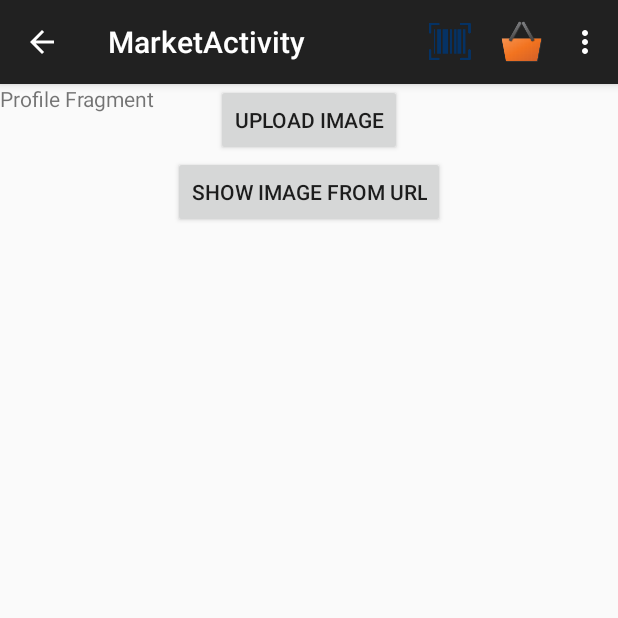
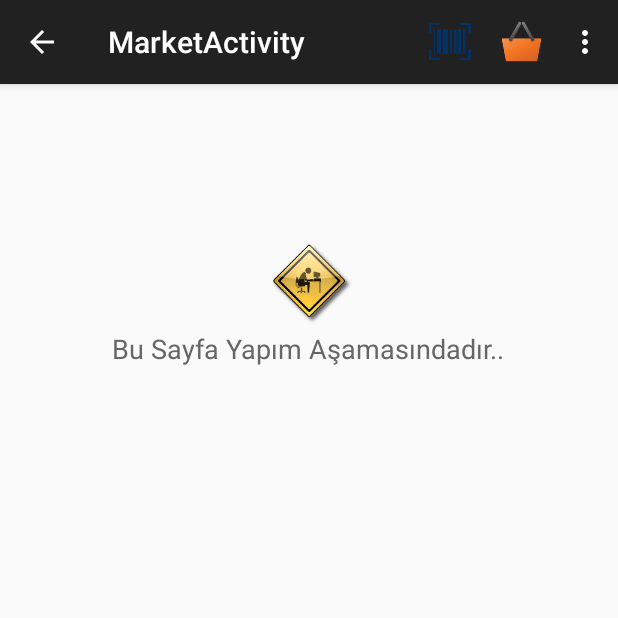
Before and after one commit to QRMarket/Android_v2, an Android app: the fragment ProfileFragment placed in its activity, on a phone screen of 412 x 824 dp, the top half of it. Run offline under Robolectric (Android 15) with nearby library versions, the phone set to English and light mode, and no system bars; libraries missing offline, so code that uses them is left out: com.beardedhen.androidbootstrap; 8 statements that could not run were skipped.

Commit message:
"underconstraction_layout" is created and  is setted to "Campaigns" Fragment and "ObviousOrders" Fragment.

```diff
--- a/app/src/main/java/com/qr_market/Guppy.java
+++ b/app/src/main/java/com/qr_market/Guppy.java
@@ -8,7 +8,7 @@ package com.qr_market;
 public class Guppy {
 
     public static String url_scheme             = "http://";
-    public static String url_server             = url_scheme + "10.42.0.1";
+    public static String url_server             = url_scheme + "192.168.2.220";
     public static String url_serverPort         = url_server + ":8080";
     public static String url                    = url_serverPort + "/WEB";
     public static String url_Servlet_Auth       = url + "/Auth";
--- a/app/src/main/java/com/qr_market/fragment/ui/ProfileFragment.java
+++ b/app/src/main/java/com/qr_market/fragment/ui/ProfileFragment.java
@@ -3,8 +3,6 @@ package com.qr_market.fragment.ui;
 import android.app.Activity;
 import android.content.Intent;
 import android.database.Cursor;
-import android.graphics.Bitmap;
-import android.graphics.BitmapFactory;
 import android.net.Uri;
 import android.os.Bundle;
 import android.provider.MediaStore;
@@ -13,32 +11,11 @@ import android.util.Log;
 import android.view.LayoutInflater;
 import android.view.View;
 import android.view.ViewGroup;
-import android.widget.Button;
-import android.widget.ImageView;
-import android.widget.Toast;
 
 import com.qr_market.Guppy;
 import com.qr_market.R;
-import com.qr_market.activity.MarketActivity;
-import com.qr_market.async.ImageHandler;
 import com.qr_market.http.HttpHandler;
 
-import org.apache.http.HttpHost;
-import org.apache.http.HttpResponse;
-import org.apache.http.client.methods.CloseableHttpResponse;
-import org.apache.http.client.methods.HttpPost;
-import org.apache.http.conn.ConnectionRequest;
-import org.apache.http.conn.HttpClientConnectionManager;
-import org.apache.http.conn.routing.HttpRoute;
-import org.apache.http.impl.client.CloseableHttpClient;
-import org.apache.http.impl.client.HttpClients;
-import org.apache.http.impl.conn.BasicHttpClientConnectionManager;
-import org.apache.http.impl.conn.PoolingHttpClientConnectionManager;
-
-import java.io.ByteArrayOutputStream;
-import java.io.IOException;
-import java.net.MalformedURLException;
-import java.net.URL;
 import java.util.HashMap;
 import java.util.Map;
 
@@ -106,9 +83,9 @@ public class ProfileFragment extends Fragment {
     @Override
     public View onCreateView(LayoutInflater inflater, ViewGroup container,
                              Bundle savedInstanceState) {
-        View view = inflater.inflate(R.layout.fragment_profile, container, false);
+        View view = inflater.inflate(R.layout.underconstruction_layout, container, false);
 
-        Button uploader = (Button)view.findViewById(R.id.uploader);
+        /*Button uploader = (Button)view.findViewById(R.id.uploader);
         uploader.setOnClickListener(new View.OnClickListener() {
             @Override
             public void onClick(View v) {
@@ -131,7 +108,7 @@ public class ProfileFragment extends Fragment {
                 }
 
             }
-        });
+        });*/
 
         return view;
     }
--- a/app/src/main/java/com/qr_market/fragment/ui/ViewPagerFragmentList.java
+++ b/app/src/main/java/com/qr_market/fragment/ui/ViewPagerFragmentList.java
@@ -7,7 +7,6 @@ import android.net.Uri;
 import android.os.Bundle;
 import android.support.v4.app.Fragment;
 import android.support.v4.view.ViewPager;
-import android.util.Log;
 import android.view.LayoutInflater;
 import android.view.View;
 import android.view.ViewGroup;
@@ -91,7 +90,7 @@ public class ViewPagerFragmentList extends Fragment {
 
         fragmentTabs.add(new FragmentPagerList(BarcodeFragment.newInstance("","") , "Ana Sayfa", getResources().getColor(FragmentUtils.colors[0]),  Color.BLUE));
         fragmentTabs.add(new FragmentPagerList(BasketFragment.newInstance("","") , "Sepet", getResources().getColor(FragmentUtils.colors[3]),  Color.BLUE));
-        fragmentTabs.add(new FragmentPagerList(CartFragment.newInstance("","") , "Kampanyalar", getResources().getColor(FragmentUtils.colors[5]),  Color.BLUE));
+        fragmentTabs.add(new FragmentPagerList(ProfileFragment.newInstance("","") , "Kampanyalar", getResources().getColor(FragmentUtils.colors[5]),  Color.BLUE));
         fragmentTabs.add(new FragmentPagerList(ProfileFragment.newInstance("","") , "Önceki Siparişler", getResources().getColor(FragmentUtils.colors[8]),  Color.BLUE));
 /*
         fragmentTabs.add(new FragmentPagerList(0, "Ana Sayfa", getResources().getColor(FragmentUtils.colors[0]),  Color.YELLOW));
--- /dev/null
+++ b/app/src/main/res/layout/underconstruction_layout.xml
@@ -0,0 +1,24 @@
+<?xml version="1.0" encoding="utf-8"?>
+<LinearLayout xmlns:android="http://schemas.android.com/apk/res/android"
+    android:orientation="vertical" android:layout_width="match_parent"
+    android:layout_height="match_parent">
+    <LinearLayout
+        android:layout_width="fill_parent"
+        android:layout_height="fill_parent"
+        android:orientation="vertical"
+        android:layout_marginTop="100dp"
+        android:gravity="center_horizontal">
+        <ImageView
+            android:layout_width="wrap_content"
+            android:layout_height="wrap_content"
+            android:src="@drawable/underconstruction"/>
+        <TextView
+            android:layout_width="wrap_content"
+            android:layout_height="wrap_content"
+            android:text="Bu Sayfa Yapım Aşamasındadır.."
+            android:textColor="@color/gray"
+            android:textSize="18dp"/>
+
+        </LinearLayout>
+
+</LinearLayout>
```
Also changed, not shown: app/src/main/res/drawable-xxxhdpi/underconstruction.png (added).
